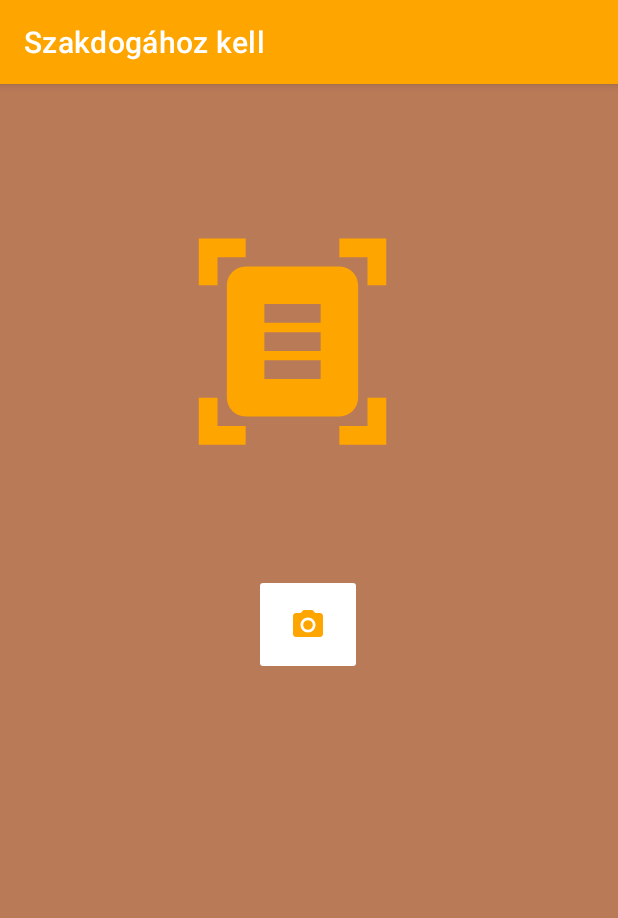
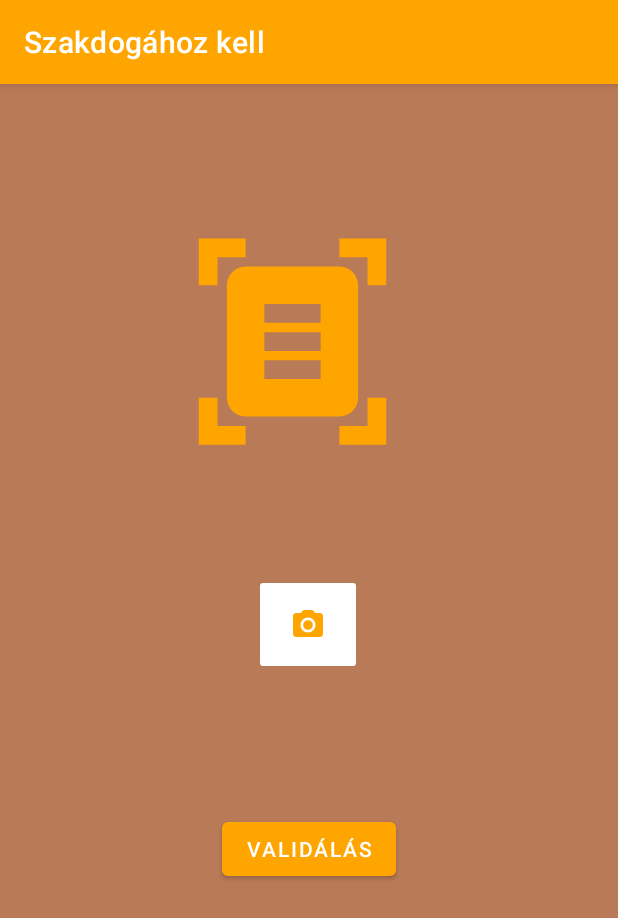
Before and after one commit to TorokMarcell/Szakdoga, an Android app: the MainActivity screen opened directly, with no data from a screen before it, on a phone screen of 412 x 824 dp. Shown: the top 918 px of the screen. Run offline under Robolectric (Android 15) with nearby library versions, the phone set to English and light mode, and no system bars; libraries missing offline, so code that uses them is left out: com.github.dhaval2404.imagepicker, net.sourceforge.tess4j, org.opencv.android, org.opencv.core, org.opencv.imgcodecs and 1 more.

```diff
--- a/app/build.gradle
+++ b/app/build.gradle
@@ -28,6 +28,7 @@ android {
     }
     buildFeatures{
         viewBinding true
+        mlModelBinding true
     }
     compileOptions {
         sourceCompatibility JavaVersion.VERSION_1_8
@@ -43,6 +44,8 @@ dependencies {
     implementation 'com.github.dhaval2404:imagepicker:2.1'
     implementation 'net.sourceforge.tess4j:tess4j:5.0.0'
     implementation project(path: ':sdk')
+    implementation 'org.tensorflow:tensorflow-lite-support:0.1.0'
+    implementation 'org.tensorflow:tensorflow-lite-metadata:0.1.0'
     testImplementation 'junit:junit:4.13.2'
     androidTestImplementation 'androidx.test.ext:junit:1.1.5'
     androidTestImplementation 'androidx.test.espresso:espresso-core:3.5.1'
--- a/app/src/main/res/layout/activity_main.xml
+++ b/app/src/main/res/layout/activity_main.xml
@@ -8,6 +8,7 @@
     android:background="@drawable/asdasdsadsa">
 
     <TextView
+        android:id="@+id/textView"
         android:layout_width="wrap_content"
         android:layout_height="wrap_content"
         app:layout_constraintBottom_toBottomOf="parent"
@@ -40,4 +41,16 @@
         app:layout_constraintVertical_bias="0.176"
         app:srcCompat="@drawable/ic_baseline_camera_alt_24" />
 
+    <Button
+        android:id="@+id/button"
+        android:layout_width="wrap_content"
+        android:layout_height="wrap_content"
+        android:layout_marginTop="40dp"
+        android:text="Validálás"
+        app:layout_constraintBottom_toBottomOf="parent"
+        app:layout_constraintEnd_toEndOf="parent"
+        app:layout_constraintStart_toStartOf="parent"
+        app:layout_constraintTop_toBottomOf="@+id/textView"
+        app:layout_constraintVertical_bias="0.182" />
+
 </androidx.constraintlayout.widget.ConstraintLayout>
```
Also changed, not shown: app/src/main/java/com/example/szakdoghozkell/MainActivity.java (+1 -13 lines), 1 other file.
